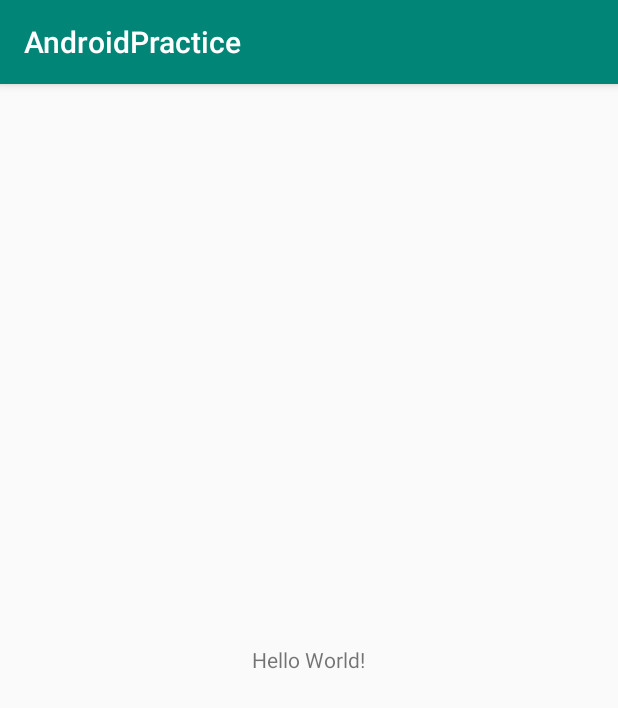
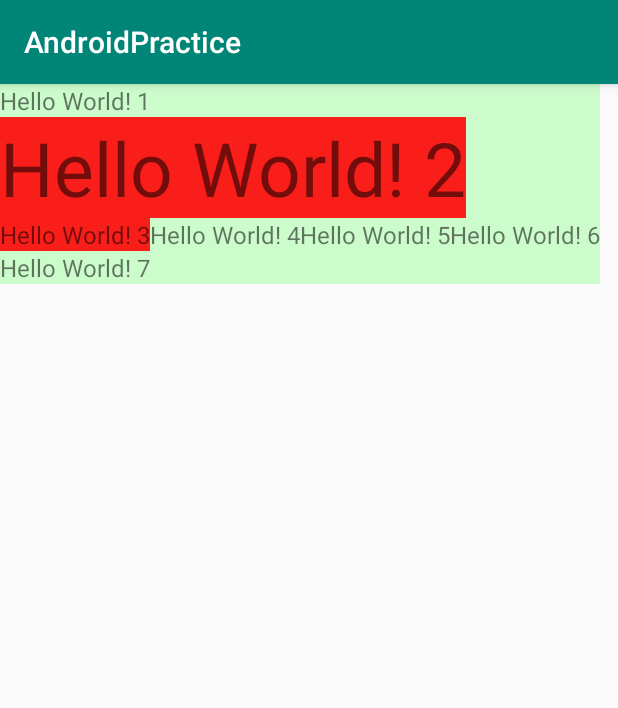
Before and after one commit to afunx/AndroidPractice, an Android app: the screen it shows after launch (MainActivity), on a phone screen of 412 x 824 dp. Shown: the top 708 px of the screen. Run offline under Robolectric (Android 15) with nearby library versions, the phone set to English and light mode, and no system bars.

Commit message:
FlowLayout.java is finished

```diff
--- /dev/null
+++ b/app/src/main/java/com/afunx/practice/FlowLayout.java
@@ -0,0 +1,192 @@
+package com.afunx.practice;
+
+import android.content.Context;
+import android.util.AttributeSet;
+import android.util.Log;
+import android.view.View;
+import android.view.ViewGroup;
+
+import com.afunx.practice.utils.MeasureSpecUtils;
+
+public class FlowLayout extends ViewGroup {
+
+    private static final boolean DEBUG = true;
+
+    private static final String TAG = "FlowLayout";
+
+    public FlowLayout(Context context) {
+        super(context);
+    }
+
+    public FlowLayout(Context context, AttributeSet attrs) {
+        super(context, attrs);
+    }
+
+    public FlowLayout(Context context, AttributeSet attrs, int defStyleAttr) {
+        super(context, attrs, defStyleAttr);
+    }
+
+    public FlowLayout(Context context, AttributeSet attrs, int defStyleAttr, int defStyleRes) {
+        super(context, attrs, defStyleAttr, defStyleRes);
+    }
+
+    @Override
+    public ViewGroup.LayoutParams generateLayoutParams(AttributeSet attrs) {
+        return new MarginLayoutParams(getContext(), attrs);
+    }
+
+    @Override
+    protected void onMeasure(int widthMeasureSpec, int heightMeasureSpec) {
+        if (DEBUG) {
+            Log.d(TAG, "onMeasure() widthMeasureSpec: " + MeasureSpecUtils.toString(widthMeasureSpec) + ", heightMeasureSpec: " + MeasureSpecUtils.toString(heightMeasureSpec));
+        }
+
+        int widthMode = MeasureSpec.getMode(widthMeasureSpec);
+        int widthSize = MeasureSpec.getSize(widthMeasureSpec);
+        int heightMode = MeasureSpec.getMode(heightMeasureSpec);
+        int heightSize = MeasureSpec.getSize(heightMeasureSpec);
+
+        if (widthMode == MeasureSpec.EXACTLY && heightMode == MeasureSpec.EXACTLY) {
+            measureChildren(widthMeasureSpec, heightMeasureSpec);
+            if (DEBUG) {
+                Log.i(TAG, "onMeasure() widthMeasureSpec: " + MeasureSpecUtils.toString(widthMeasureSpec) + ", heightMeasureSpec: " + MeasureSpecUtils.toString(heightMeasureSpec));
+            }
+            setMeasuredDimension(widthMeasureSpec, heightMeasureSpec);
+            return;
+        }
+
+        final int paddingHorizontal = getPaddingLeft() + getPaddingRight();
+
+        if (DEBUG) {
+            Log.d(TAG, "onMeasure() paddingHorizontal: " + paddingHorizontal);
+        }
+
+        int maxWidth = 0;
+
+        int widthUsed = 0;
+        int heightUsed = 0;
+
+        int currentHeight = 0;
+
+        final int count = getChildCount();
+        for (int i = 0; i < count; i++) {
+            final View child = getChildAt(i);
+            if (child.getVisibility() != GONE) {
+                measureChildWithMargins(child, widthMeasureSpec, 0, heightMeasureSpec, heightUsed);
+                int childMeasuredWidth = child.getMeasuredWidth();
+                int childMeasuredHeight = child.getMeasuredHeight();
+
+                final MarginLayoutParams lp = (MarginLayoutParams) child.getLayoutParams();
+
+                final int widthWithMargins = childMeasuredWidth + lp.leftMargin + lp.rightMargin;
+                final int heightWithMargins = childMeasuredHeight + lp.topMargin + lp.bottomMargin;
+
+                if (DEBUG) {
+                    Log.d(TAG, "onMeasure() i: " + i
+                            + ", childMeasuredWidth: " + MeasureSpecUtils.toString(childMeasuredWidth)
+                            + ", childMeasuredHeight: " + MeasureSpecUtils.toString(childMeasuredHeight)
+                            + ", widthWithMargins: " + widthWithMargins
+                            + ", heightWithMargins: " + heightWithMargins);
+                }
+
+                // check whether new line is required
+                boolean newline = (heightWithMargins != currentHeight)
+                        || (widthUsed != 0 && widthUsed + widthWithMargins + paddingHorizontal > widthSize);
+
+                if (newline) {
+                    if (widthUsed > maxWidth) {
+                        maxWidth = widthUsed;
+                        Log.i(TAG, "onMeasure() i: " + i + ", maxWidth: " + maxWidth);
+                    }
+                    widthUsed = 0;
+                    heightUsed += currentHeight;
+                    currentHeight = heightWithMargins;
+                }
+
+                // update width used
+                widthUsed += widthWithMargins;
+            }
+        }
+        if (widthUsed != 0) {
+            heightUsed += currentHeight;
+            if (widthUsed > maxWidth) {
+                maxWidth = widthUsed;
+                Log.i(TAG, "onMeasure() maxWidth: " + maxWidth);
+            }
+        }
+
+        maxWidth += paddingHorizontal;
+        heightUsed += paddingHorizontal;
+
+        widthMeasureSpec = MeasureSpec.makeMeasureSpec(Math.min(widthSize, maxWidth), MeasureSpec.EXACTLY);
+        heightMeasureSpec = MeasureSpec.makeMeasureSpec(Math.min(heightSize, heightUsed), MeasureSpec.EXACTLY);
+
+        if (DEBUG) {
+            Log.i(TAG, "onMeasure() widthMeasureSpec: " + MeasureSpecUtils.toString(widthMeasureSpec) + ", heightMeasureSpec: " + MeasureSpecUtils.toString(heightMeasureSpec));
+        }
+
+        setMeasuredDimension(widthMeasureSpec, heightMeasureSpec);
+    }
+
+    @Override
+    protected void onLayout(boolean changed, int l, int t, int r, int b) {
+        if (DEBUG) {
+            Log.d(TAG, "onLayout() l: " + l + ", t: " + t + ", r: " + r + ", b: " + b);
+        }
+        final int parentLeft = l + getPaddingLeft();
+        final int parentTop = t + getPaddingTop();
+        final int parentRight = r - getPaddingRight();
+
+        int currentLeft = parentLeft;
+        int currentTop = parentTop;
+
+        int currentHeight = 0;
+
+        int childCount = getChildCount();
+        for (int i = 0; i < childCount; i++) {
+            View child = getChildAt(i);
+            if (child.getVisibility() != GONE) {
+
+                final MarginLayoutParams lp = (MarginLayoutParams) child.getLayoutParams();
+
+                final int childMeasuredWidth = child.getMeasuredWidth();
+                final int childMeasuredHeight = child.getMeasuredHeight();
+
+                final int widthWithMargins = childMeasuredWidth + lp.leftMargin + lp.rightMargin;
+                final int heightWithMargins = childMeasuredHeight + lp.topMargin + lp.bottomMargin;
+
+                // check whether new line is required
+                boolean newline = (heightWithMargins != currentHeight)
+                        || (currentLeft != parentLeft && currentLeft + widthWithMargins > parentRight);
+
+                if (DEBUG) {
+                    Log.d(TAG, "onLayout() currentHeight: " + currentHeight + ", heightWithMargins: " + heightWithMargins
+                            + ", currentLeft: " + currentHeight + ", parentLeft: " + parentLeft + ", widthWithMargis: " + widthWithMargins
+                            + ", newline: " + newline);
+                }
+
+                // new line
+                if (newline) {
+                    currentLeft = parentLeft;
+                    currentTop += currentHeight;
+                    currentHeight = heightWithMargins;
+                    if (DEBUG) {
+                        Log.i(TAG, "onLayout() newline currentHeight: " + currentHeight + ", currentLeft: " + currentLeft + ", currentTop: " + currentTop);
+                    }
+                }
+
+                int childLeft = currentLeft + lp.leftMargin;
+                int childTop = currentTop + lp.topMargin;
+
+                if (DEBUG) {
+                    Log.d(TAG, "onLayout() childLeft: " + childLeft + ", childTop: " + childTop + ", childMeasuredWidth: " + childMeasuredWidth + ", childMeasuredHeight: " + childMeasuredHeight);
+                }
+                child.layout(childLeft, childTop, childLeft + childMeasuredWidth, childTop + childMeasuredHeight);
+
+                // update current left
+                currentLeft += widthWithMargins;
+            }
+
+        }
+    }
+}
--- /dev/null
+++ b/app/src/main/java/com/afunx/practice/utils/MeasureSpecUtils.java
@@ -0,0 +1,28 @@
+package com.afunx.practice.utils;
+
+import android.view.View;
+
+public class MeasureSpecUtils {
+    public static String toString(int measureSpec) {
+        StringBuilder sb = new StringBuilder();
+        sb.append("{");
+        int mode = View.MeasureSpec.getMode(measureSpec);
+        int size = View.MeasureSpec.getSize(measureSpec);
+        switch (mode) {
+            case View.MeasureSpec.AT_MOST:
+                sb.append("AT_MOST");
+                break;
+            case View.MeasureSpec.UNSPECIFIED:
+                sb.append("UNSPECIFIED");
+                break;
+            case View.MeasureSpec.EXACTLY:
+                sb.append("EXACTLY");
+                break;
+            default:
+                throw new IllegalArgumentException();
+        }
+        sb.append(" ").append(size).append("}");
+        return sb.toString();
+    }
+
+}
--- a/app/src/main/res/layout/activity_main.xml
+++ b/app/src/main/res/layout/activity_main.xml
@@ -1,15 +1,57 @@
 <?xml version="1.0" encoding="utf-8"?>
-<RelativeLayout xmlns:android="http://schemas.android.com/apk/res/android"
+<com.afunx.practice.FlowLayout xmlns:android="http://schemas.android.com/apk/res/android"
     xmlns:app="http://schemas.android.com/apk/res-auto"
+    android:background="#2F00FF00"
     xmlns:tools="http://schemas.android.com/tools"
-    android:layout_width="match_parent"
-    android:layout_height="match_parent"
+    android:layout_width="wrap_content"
+    android:layout_height="wrap_content"
     tools:context=".MainActivity">
 
     <TextView
+        android:layout_margin="0dp"
         android:layout_width="wrap_content"
         android:layout_height="wrap_content"
-        android:layout_centerInParent="true"
-        android:text="Hello World!" />
+        android:textSize="16sp"
+        android:text="Hello World! 1" />
+    <TextView
+        android:background="#e0FF0000"
+        android:layout_margin="0dp"
+        android:layout_width="wrap_content"
+        android:layout_height="wrap_content"
+        android:textSize="50sp"
+        android:text="Hello World! 2" />
+    <TextView
+        android:background="#e0FF0000"
+        android:layout_margin="0dp"
+        android:layout_width="wrap_content"
+        android:layout_height="wrap_content"
+        android:textSize="16sp"
+        android:text="Hello World! 3" />
+    <TextView
+        android:layout_margin="0dp"
+        android:layout_width="wrap_content"
+        android:layout_height="wrap_content"
+        android:textSize="16sp"
+        android:text="Hello World! 4" />
+    <TextView
+        android:layout_margin="0dp"
+        android:layout_width="wrap_content"
+        android:layout_height="wrap_content"
+        android:textSize="16sp"
+        android:text="Hello World! 5" />
 
-</RelativeLayout>
+    <TextView
+        android:layout_margin="0dp"
+        android:layout_width="wrap_content"
+        android:layout_height="wrap_content"
+        android:textSize="16sp"
+        android:text="Hello World! 6" />
+
+    <TextView
+        android:layout_margin="0dp"
+        android:layout_width="wrap_content"
+        android:layout_height="wrap_content"
+        android:textSize="16sp"
+        android:text="Hello World! 7" />
+
+</com.afunx.practice.FlowLayout>
```
